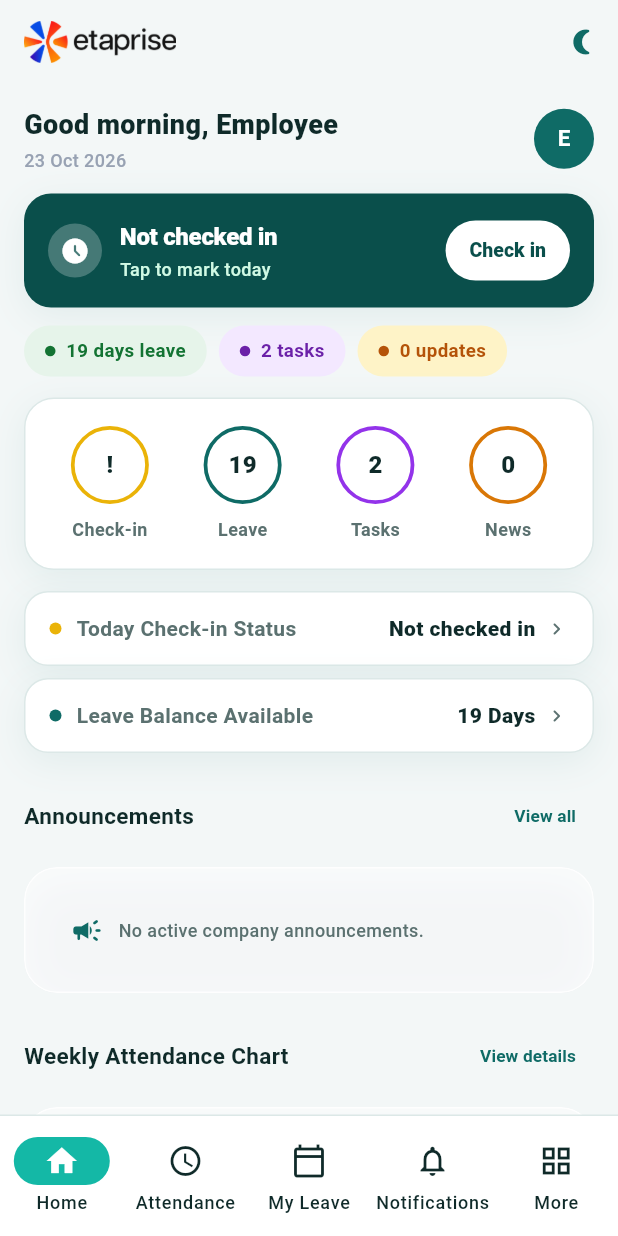
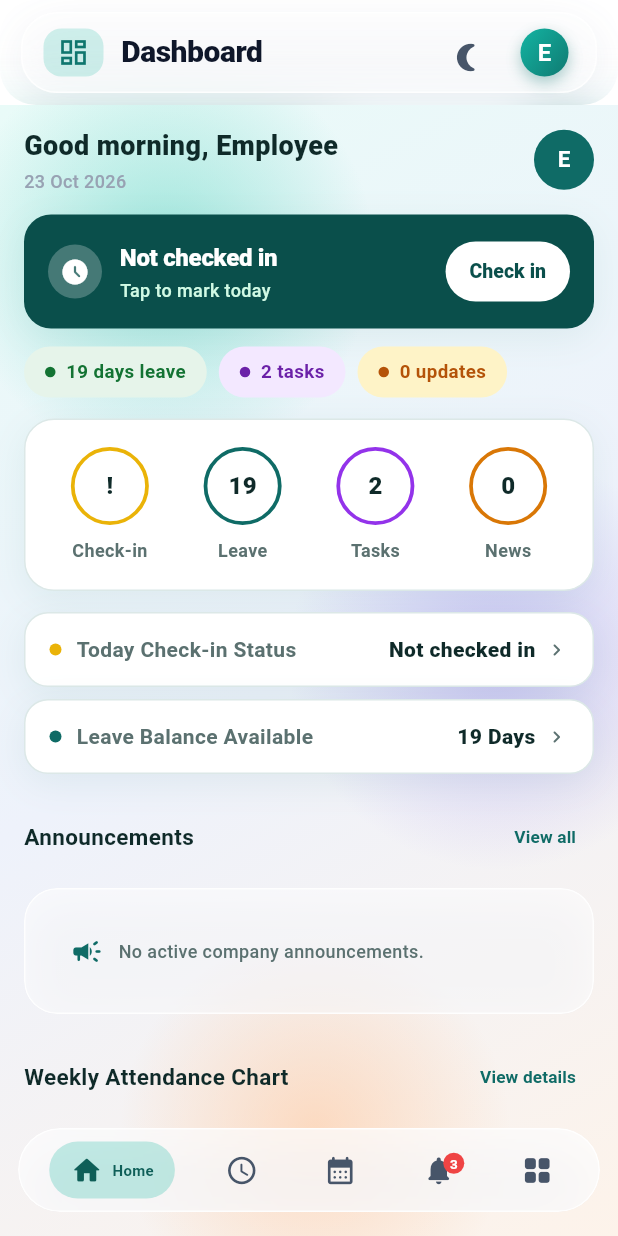
Before and after one commit to renushreewadhi/VMobile_App, a Flutter app: the EmployeeRoleShell screen opened directly, on a phone screen of 412 x 824 dp. Run offline on Flutter 3.47's test engine with Material 3 defaults, Android fonts, the phone set to English and light mode, and no system bars; our stand-ins replace carousel_slider, fl_chart, flutter_riverpod, flutter_secure_storage, geolocator, google_maps_flutter and 3 more; accounts and stored records are empty; network calls fail; Roboto replaces fonts that are missing (PlusJakartaSans); project files that could hold a hidden picture were left out.

Commit message:
Batch 2: Update EmployeeRoleShell to use GlassScaffold and GlassBottomTabBar

```diff
--- a/lib/employee/employee_role_shell.dart
+++ b/lib/employee/employee_role_shell.dart
@@ -1,23 +1,31 @@
 import 'package:flutter/material.dart';
-import '../../shared/layouts/app_shell.dart';
+import 'package:flutter_riverpod/flutter_riverpod.dart';
+import '../core/auth/auth_service.dart';
+import '../core/widgets/glass_scaffold.dart';
+import '../core/widgets/glass_header.dart';
+import '../core/widgets/glass_bottom_tab_bar.dart';
 import 'screens/employee_dashboard_screen.dart';
 import 'screens/more_screen.dart';
 import 'screens/my_attendance_screen.dart';
 import 'screens/my_leave_screen.dart';
 import 'screens/notifications_screen.dart';
 
-class EmployeeRoleShell extends StatefulWidget {
+class EmployeeRoleShell extends ConsumerStatefulWidget {
   const EmployeeRoleShell({super.key});
 
   @override
-  State<EmployeeRoleShell> createState() => _EmployeeRoleShellState();
+  ConsumerState<EmployeeRoleShell> createState() => _EmployeeRoleShellState();
 }
 
-class _EmployeeRoleShellState extends State<EmployeeRoleShell> {
+class _EmployeeRoleShellState extends ConsumerState<EmployeeRoleShell> {
   int _currentIndex = 0;
 
   @override
   Widget build(BuildContext context) {
+    final authState = ref.watch(authServiceProvider);
+    final user = authState.user;
+    final initial = user != null && user.firstName.isNotEmpty ? user.firstName[0].toUpperCase() : 'E';
+
     final screens = [
       EmployeeDashboardScreen(onNavigateTab: (index) => setState(() => _currentIndex = index)),
       const MyAttendanceScreen(showAppBar: false),
@@ -27,28 +35,55 @@ class _EmployeeRoleShellState extends State<EmployeeRoleShell> {
     ];
 
     final titles = [
-      'Etaprise HRMS',
+      'Dashboard',
       'Attendance & Time',
       'Leave Management',
       'Notifications',
       'More Modules',
     ];
 
-    return AppShell(
-      title: titles[_currentIndex],
-      selectedIndex: _currentIndex,
-      onDestinationSelected: (idx) => setState(() => _currentIndex = idx),
-      destinations: const [
-        NavigationDestination(icon: Icon(Icons.home_outlined), selectedIcon: Icon(Icons.home), label: 'Home'),
-        NavigationDestination(icon: Icon(Icons.access_time_outlined), selectedIcon: Icon(Icons.access_time), label: 'Attendance'),
-        NavigationDestination(icon: Icon(Icons.calendar_today_outlined), selectedIcon: Icon(Icons.calendar_today), label: 'My Leave'),
-        NavigationDestination(icon: Icon(Icons.notifications_outlined), selectedIcon: Icon(Icons.notifications), label: 'Notifications'),
-        NavigationDestination(icon: Icon(Icons.grid_view_outlined), selectedIcon: Icon(Icons.grid_view), label: 'More'),
-      ],
+    return GlassScaffold(
+      appBar: GlassHeader(
+        title: titles[_currentIndex],
+        userInitial: initial,
+      ),
       body: IndexedStack(
         index: _currentIndex,
         children: screens,
       ),
+      tabs: [
+        GlassTab(
+          icon: Icons.home_rounded,
+          label: "Home",
+          isSelected: _currentIndex == 0,
+          onTap: () => setState(() => _currentIndex = 0),
+        ),
+        GlassTab(
+          icon: Icons.access_time_rounded,
+          label: "Attendance",
+          isSelected: _currentIndex == 1,
+          onTap: () => setState(() => _currentIndex = 1),
+        ),
+        GlassTab(
+          icon: Icons.calendar_month_rounded,
+          label: "My Leave",
+          isSelected: _currentIndex == 2,
+          onTap: () => setState(() => _currentIndex = 2),
+        ),
+        GlassTab(
+          icon: Icons.notifications_rounded,
+          label: "Alerts",
+          badgeCount: 3,
+          isSelected: _currentIndex == 3,
+          onTap: () => setState(() => _currentIndex = 3),
+        ),
+        GlassTab(
+          icon: Icons.grid_view_rounded,
+          label: "More",
+          isSelected: _currentIndex == 4,
+          onTap: () => setState(() => _currentIndex = 4),
+        ),
+      ],
     );
   }
 }
```
